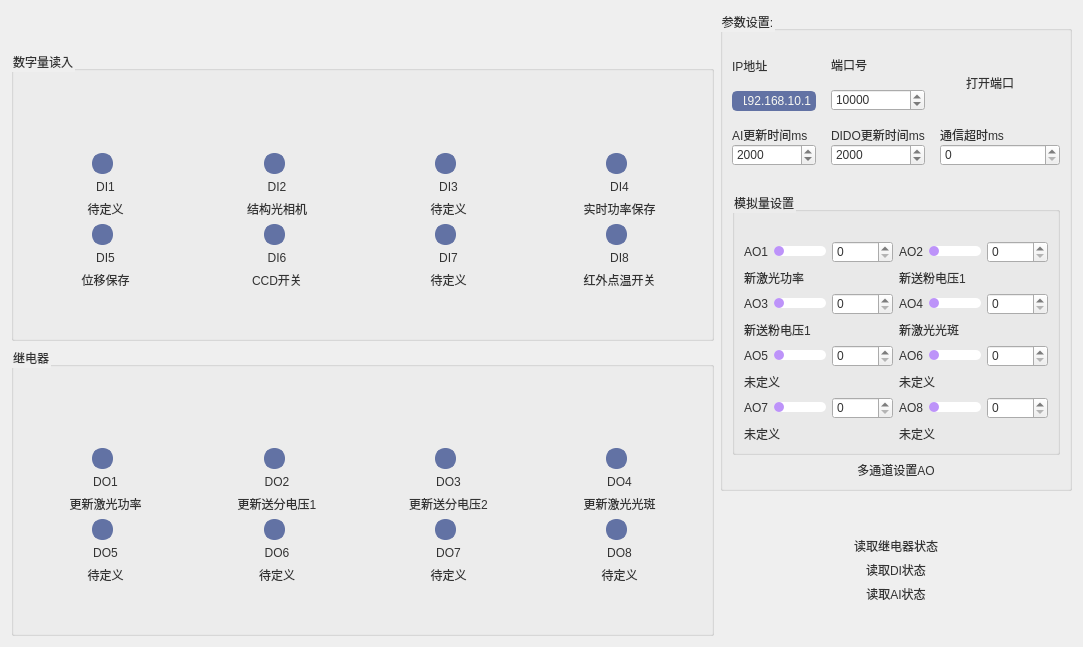
Qt form new_thu/UI/Cardpage/DIOwidget.ui (mihudaner/THU) before a commit.
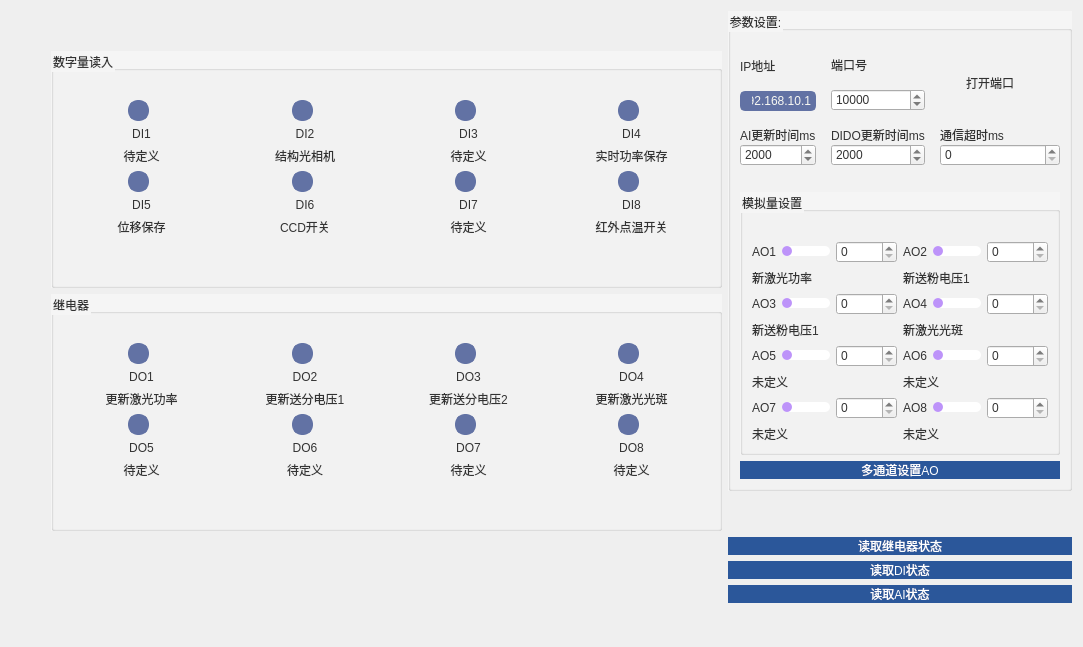
The same form after that commit. Icons and pictures are not drawn.

Diff of the .ui file:
```diff
--- a/new_thu/UI/Cardpage/DIOwidget.ui
+++ b/new_thu/UI/Cardpage/DIOwidget.ui
@@ -21,20 +21,7 @@
 border: none;
 margin: 0px;
 }
-QPushButton {
-    background-repeat: no-repeat;
-	border: none;
-	background-color: transparent;
-	text-align: center;
-    color: #f8f8f2;
-}
-QPushButton:hover {
-	background-color: #bd93f9;
-}
-QPushButton:pressed {
-	background-color: #ff79c6;
-	color: rgb(255, 255, 255);
-}
+
 
 QWidget{
 	color: #333;
@@ -245,14 +232,14 @@
     border: 3px solid rgb(119, 136, 187);
 }
 QRadioButton::indicator:checked {
-    background: 3px solid #F72121;
+    background: 3px solid #bd93f9;
 	border: 3px solid #bd93f9;
 }
 
 /* /////////////////////////////////////////////////////////////////////////////////////////////////
 ComboBox */
 QComboBox{
-	background-color: #6272a4;
+	background-color: rgb(43, 87, 154);
 	border-radius: 5px;
 	border: 2px solid #6272a4;
 	padding: 5px;
@@ -344,11 +331,43 @@
 QTabBar::tab {
     color: rgb(0, 0, 0);
 }
-</string>
+
+QGroupBox{
+	background-color: rgb(245, 245, 245);
+}
+
+
+QPushButton {
+	border: none;
+	background-color: transparent;
+	text-align: center;
+	background-color: rgb(43, 87, 154);
+	color: rgb(255, 255, 255);
+}
+QPushButton:hover {
+	background-color: #bd93f9;
+}
+QPushButton:pressed {
+	background-color: #ff79c6;
+	color: rgb(255, 255, 255);
+}</string>
   </property>
-  <layout class="QHBoxLayout" name="horizontalLayout_11" stretch="2,1">
+  <layout class="QHBoxLayout" name="horizontalLayout_11" stretch="0,2,1">
    <item>
-    <layout class="QVBoxLayout" name="verticalLayout_11" stretch="0,0,0">
+    <spacer name="horizontalSpacer_17">
+     <property name="orientation">
+      <enum>Qt::Horizontal</enum>
+     </property>
+     <property name="sizeHint" stdset="0">
+      <size>
+       <width>40</width>
+       <height>20</height>
+      </size>
+     </property>
+    </spacer>
+   </item>
+   <item>
+    <layout class="QVBoxLayout" name="verticalLayout_11" stretch="0,0,0,0">
      <item>
       <spacer name="verticalSpacer_4">
        <property name="orientation">
@@ -1554,6 +1573,19 @@
        </layout>
       </widget>
      </item>
+     <item>
+      <spacer name="verticalSpacer_8">
+       <property name="orientation">
+        <enum>Qt::Vertical</enum>
+       </property>
+       <property name="sizeHint" stdset="0">
+        <size>
+         <width>20</width>
+         <height>40</height>
+        </size>
+       </property>
+      </spacer>
+     </item>
     </layout>
    </item>
    <item>
```
